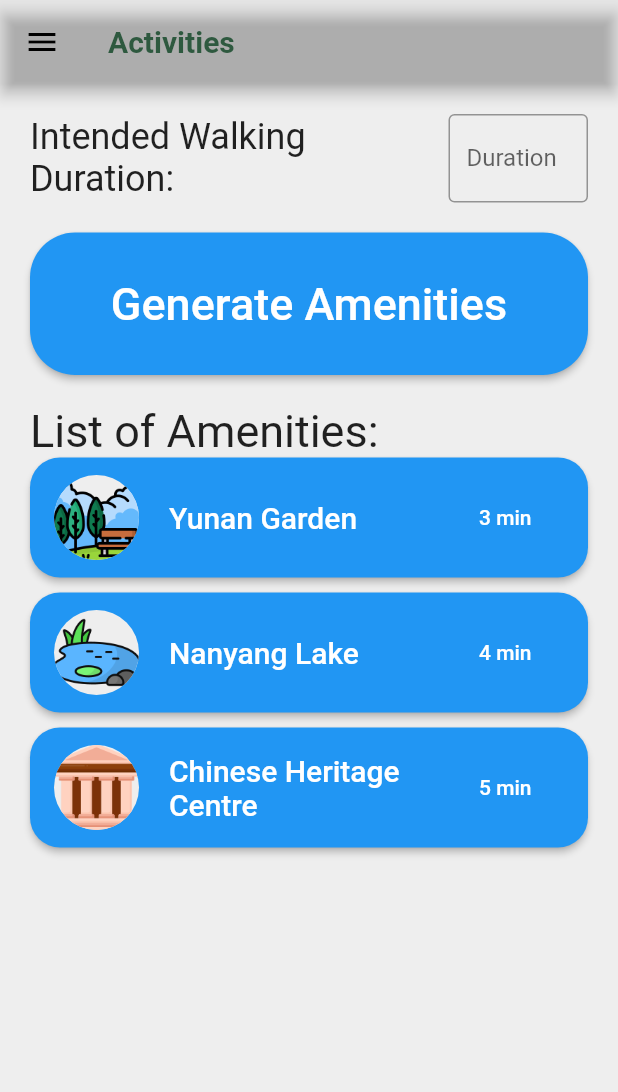
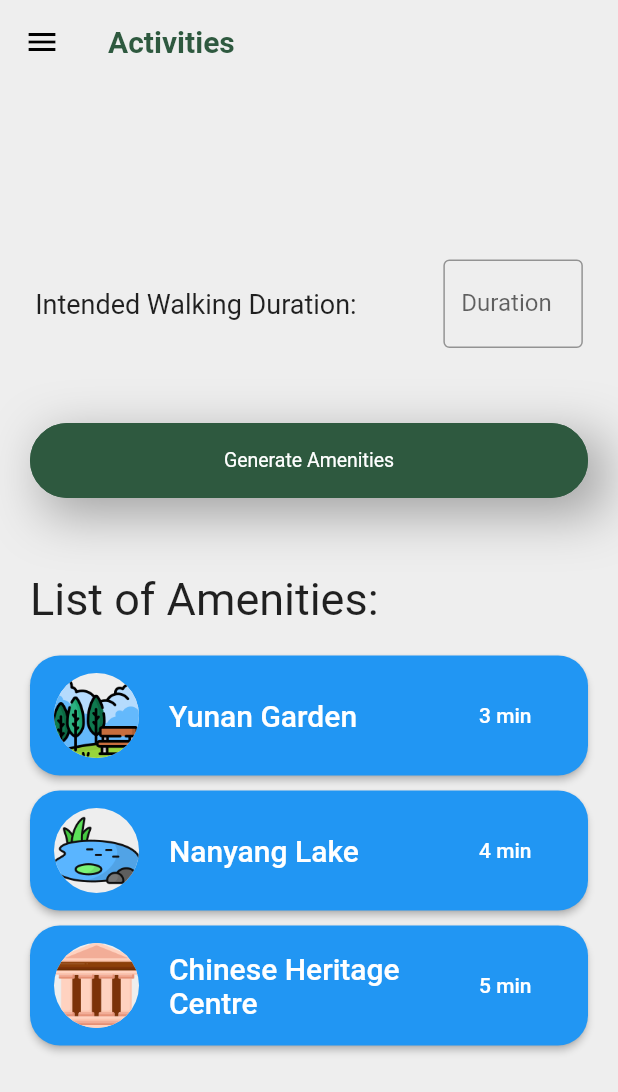
Before and after one commit to GSC-2023/Flutter_App, a Flutter app: the PhysicalRecommendPath screen opened by its route, on a phone screen of 412 x 824 dp. Shown: the top 1092 px of the screen. Run offline on Flutter 3.47's test engine with Material 2 defaults, Android fonts, the phone set to English and light mode, and no system bars; drawn by our look-alikes of getwidget; our stand-ins replace cloud_firestore, firebase_auth, firebase_core, firebase_storage, flutter_datetime_picker, flutter_spinkit and 4 more; missing offline and left inert: neon_circular_timer; accounts and stored records are empty; generated files the repository leaves out were written again.

Commit message:
chore[WIP]: style physical_recommend_path

```diff
--- a/break_app/lib/screens/activities/physical/components/exerciseCard.dart
+++ b/break_app/lib/screens/activities/physical/components/exerciseCard.dart
@@ -40,10 +40,10 @@ class ExerciseCard extends StatelessWidget {
             child: Text(
               'Steps',
               style: TextStyle(
-                  fontSize: 28,
+                  fontSize: 25,
                   color: DarkGreen,
                   fontWeight: FontWeight.bold,
-                  fontFamily: 'League Spartan'
+                  // fontFamily: 'League Spartan'
                 ),
             ),
           ),
@@ -52,9 +52,9 @@ class ExerciseCard extends StatelessWidget {
             child: Text(
               instructions,
               style: TextStyle(
-                fontSize: 25,
+                fontSize: 20,
                 color: DarkGreen,
-                fontFamily: 'League Spartan'
+                // fontFamily: 'League Spartan'
               ),
             ),
           ),
--- a/break_app/lib/screens/activities/physical/physical_recommend_path.dart
+++ b/break_app/lib/screens/activities/physical/physical_recommend_path.dart
@@ -2,6 +2,10 @@ import 'package:break_app/screens/activities/physical/components/amenityCard.dar
 import 'package:flutter/material.dart';
 import 'package:flutter/services.dart';
 import 'package:break_app/misc_utils/customDrawer.dart';
+import 'package:break_app/colors/colors.dart';
+import 'package:getwidget/getwidget.dart';
+
+
 
 class PhysicalRecommendPath extends StatefulWidget {
   @override
@@ -31,7 +35,9 @@ class _PhysicalRecommendPathState extends State<PhysicalRecommendPath> {
               TextStyle(fontWeight: FontWeight.bold, color: Color(0xff2E593F)),
         ),
         backgroundColor: Color(0xECEAEA),
-        foregroundColor: Color(0xECEAEA),
+        shadowColor: Color(0xECEAEA),
+        surfaceTintColor: Color(0xECEAEA),
+        foregroundColor:  Color(0xECEAEA),
       ),
       body: Container(
         child: Container(
@@ -40,6 +46,7 @@ class _PhysicalRecommendPathState extends State<PhysicalRecommendPath> {
             vertical: 20,
           ),
           child: Column(
+            mainAxisAlignment: MainAxisAlignment.center,
             children: [
               Row(
                 mainAxisAlignment: MainAxisAlignment.spaceEvenly,
@@ -48,7 +55,7 @@ class _PhysicalRecommendPathState extends State<PhysicalRecommendPath> {
                     flex: 5,
                     child: Text(
                       "Intended Walking Duration: ",
-                      style: TextStyle(fontSize: 24),
+                      style: TextStyle(fontSize: 18),
                     ),
                   ),
                   Flexible(
@@ -69,27 +76,55 @@ class _PhysicalRecommendPathState extends State<PhysicalRecommendPath> {
                 ],
               ),
               SizedBox(
-                height: 20,
+                height: 50,
               ),
-              ElevatedButton(
-                onPressed: () {}, //TODO logic to calculate route
-                style: ElevatedButton.styleFrom(
-                  shape: RoundedRectangleBorder(
-                    borderRadius: BorderRadius.circular(30.0),
-                  ),
+              // ElevatedButton(
+              //   onPressed: () {}, //TODO logic to calculate route
+              //   style: ElevatedButton.styleFrom(
+              //     shape: RoundedRectangleBorder(
+              //       borderRadius: BorderRadius.circular(30.0),
+              //     ),
+              //     backgroundColor: DarkGreen,
+              //   ),
+              //   child: Container(
+              //     alignment: Alignment.center,
+              //     padding: EdgeInsets.symmetric(vertical: 30),
+              //     width: double.infinity,
+              //     height: 70,
+              //     child: Text(
+              //       'Generate Amenities',
+              //       style: TextStyle(
+              //         fontSize: 20,
+              //       ),
+              //     ),
+              //   ),
+              // ),
+              Container(
+                decoration: BoxDecoration(
+                  shape: BoxShape.rectangle,
+                  boxShadow: [
+                    BoxShadow(
+                      color: Colors.grey.shade500,
+                      offset: Offset(10.0, 10.0),
+                      blurRadius: 30.0
+                    )
+                  ]
                 ),
+                width: double.infinity,
+                padding: const EdgeInsets.fromLTRB(0, 0, 0, 0),
                 child: Container(
-                  alignment: Alignment.center,
-                  padding: EdgeInsets.symmetric(vertical: 30),
-                  width: double.infinity,
-                  child: Text(
-                    'Generate Amenities',
-                    style: TextStyle(fontSize: 30),
+                  height: 50,
+                  child: GFButton(
+                    onPressed: () {},
+                    text: "Generate Amenities",
+                    textColor: White,
+                    shape: GFButtonShape.pills,
+                    color: DarkGreen,
                   ),
                 ),
               ),
               SizedBox(
-                height: 20,
+                height: 50,
               ),
               data.isEmpty
                   ? Text("no data!")
@@ -99,6 +134,9 @@ class _PhysicalRecommendPathState extends State<PhysicalRecommendPath> {
                         Text(
                           "List of Amenities:",
                           style: TextStyle(fontSize: 30),
+                        ),
+                        SizedBox(
+                          height: 20,
                         ),
                         for (var location in locations)
                           AmenityCard(
```
